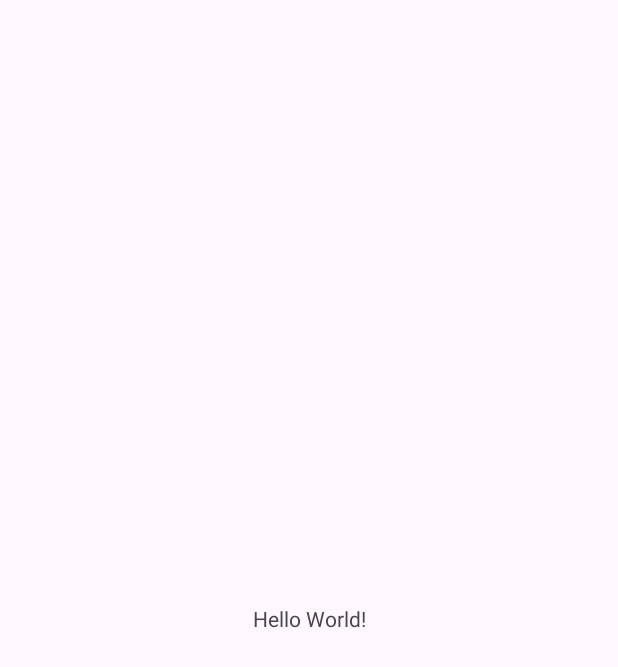
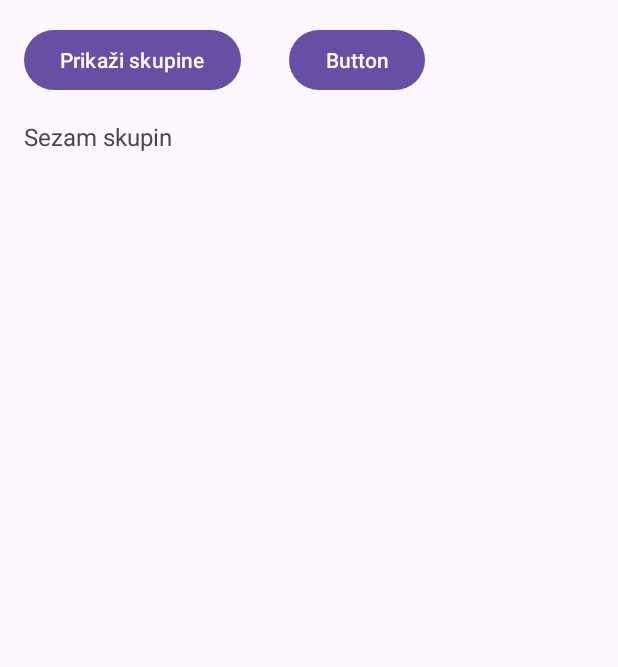
Before and after one commit to andraz87/ShareCircleAndroid, an Android app: the screen it shows after launch (MainActivity), on a phone screen of 412 x 824 dp. Before the commit the part shown is almost empty. Shown: the top 667 px of the screen. Run offline under Robolectric (Android 15) with nearby library versions, the phone set to English and light mode, and no system bars; our stand-ins replace Volley.

Commit message:
Aplikacija lahko pošilja GET zahtevke in izpisuje podatke.

```diff
--- a/app/build.gradle.kts
+++ b/app/build.gradle.kts
@@ -35,9 +35,10 @@ dependencies {
 
     implementation(libs.appcompat)
     implementation(libs.material)
+    implementation(libs.constraintlayout)
     implementation(libs.activity)
-    implementation(libs.constraintlayout)
     testImplementation(libs.junit)
     androidTestImplementation(libs.ext.junit)
     androidTestImplementation(libs.espresso.core)
+    implementation("com.android.volley:volley:1.2.1")
 }
--- a/app/src/main/java/com/example/sharecircleandroid/MainActivity.java
+++ b/app/src/main/java/com/example/sharecircleandroid/MainActivity.java
@@ -1,24 +1,66 @@
 package com.example.sharecircleandroid;
 
 import android.os.Bundle;
-
-import androidx.activity.EdgeToEdge;
 import androidx.appcompat.app.AppCompatActivity;
-import androidx.core.graphics.Insets;
-import androidx.core.view.ViewCompat;
-import androidx.core.view.WindowInsetsCompat;
+import android.util.Log;
+import android.view.View;
+import android.widget.TextView;
+import android.widget.Toast;
+import com.android.volley.RequestQueue;
+import com.android.volley.Response;
+import com.android.volley.VolleyError;
+import com.android.volley.toolbox.JsonArrayRequest;
+import com.android.volley.toolbox.Volley;
+import org.json.JSONArray;
+import org.json.JSONException;
+import org.json.JSONObject;
+import java.util.ArrayList;
 
 public class MainActivity extends AppCompatActivity {
+
+    private RequestQueue requestQueue;
+    private TextView skupine;
+
+    // Spremeni za storitev v oblaku ali emulator
+    private String url = "https://sharecircle-is-esehh8ccc5dgaqee.italynorth-01.azurewebsites.net/api/v1/Skupina";
 
     @Override
     protected void onCreate(Bundle savedInstanceState) {
         super.onCreate(savedInstanceState);
-        EdgeToEdge.enable(this);
         setContentView(R.layout.activity_main);
-        ViewCompat.setOnApplyWindowInsetsListener(findViewById(R.id.main), (v, insets) -> {
-            Insets systemBars = insets.getInsets(WindowInsetsCompat.Type.systemBars());
-            v.setPadding(systemBars.left, systemBars.top, systemBars.right, systemBars.bottom);
-            return insets;
-        });
+        requestQueue = Volley.newRequestQueue(getApplicationContext());
+        skupine = findViewById(R.id.skupine);
     }
+
+    public void prkaziSkupine(View view) {
+        JsonArrayRequest request = new JsonArrayRequest(url, jsonArrayListener, errorListener);
+        requestQueue.add(request);
+    }
+
+    private Response.Listener<JSONArray> jsonArrayListener = response -> {
+        skupine.setText("Sezam skupin:\n\n"); // Počisti prejšnje podatke
+        ArrayList<String> data = new ArrayList<>();
+
+        for (int i = 0; i < response.length(); i++) {
+            try {
+                JSONObject object = response.getJSONObject(i);
+                String name = object.getString("imeSkupine");
+                String datumNastanka = object.getString("datumNastanka");
+                data.add(name + " " + datumNastanka);
+            } catch (JSONException e) {
+                e.printStackTrace();
+                Toast.makeText(MainActivity.this, "Napaka pri parsiranju JSON", Toast.LENGTH_SHORT).show();
+                return;
+            }
+        }
+
+        for (String row : data) {
+            skupine.append(row + "\n\n");
+        }
+    };
+
+    private Response.ErrorListener errorListener = error -> {
+        Log.d("REST error", error.getMessage());
+        Toast.makeText(MainActivity.this, "Napaka pri pridobivanju podatkov: " + error.getMessage(), Toast.LENGTH_SHORT).show();
+    };
 }
--- a/app/src/main/res/layout/activity_main.xml
+++ b/app/src/main/res/layout/activity_main.xml
@@ -7,13 +7,34 @@
     android:layout_height="match_parent"
     tools:context=".MainActivity">
 
-    <TextView
+    <Button
+        android:id="@+id/PrikaziSkupine"
         android:layout_width="wrap_content"
         android:layout_height="wrap_content"
-        android:text="Hello World!"
-        app:layout_constraintBottom_toBottomOf="parent"
-        app:layout_constraintEnd_toEndOf="parent"
+        android:layout_marginStart="16dp"
+        android:layout_marginTop="16dp"
+        android:onClick="prkaziSkupine"
+        android:text="Prikaži skupine"
         app:layout_constraintStart_toStartOf="parent"
         app:layout_constraintTop_toTopOf="parent" />
 
+    <Button
+        android:id="@+id/button2"
+        android:layout_width="wrap_content"
+        android:layout_height="wrap_content"
+        android:layout_marginStart="32dp"
+        android:text="Button"
+        app:layout_constraintStart_toEndOf="@+id/PrikaziSkupine"
+        app:layout_constraintTop_toTopOf="@+id/PrikaziSkupine" />
+
+    <TextView
+        android:id="@+id/skupine"
+        android:layout_width="188dp"
+        android:layout_height="611dp"
+        android:layout_marginStart="16dp"
+        android:layout_marginTop="16dp"
+        android:text="Sezam skupin"
+        android:textSize="16sp"
+        app:layout_constraintStart_toStartOf="parent"
+        app:layout_constraintTop_toBottomOf="@+id/PrikaziSkupine" />
 </androidx.constraintlayout.widget.ConstraintLayout>
```
